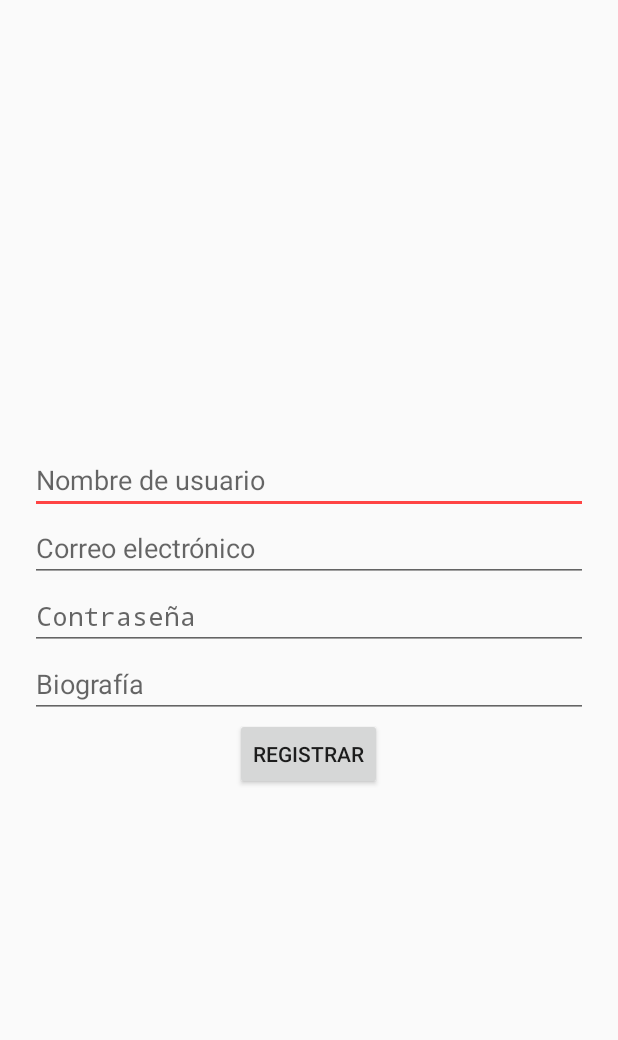
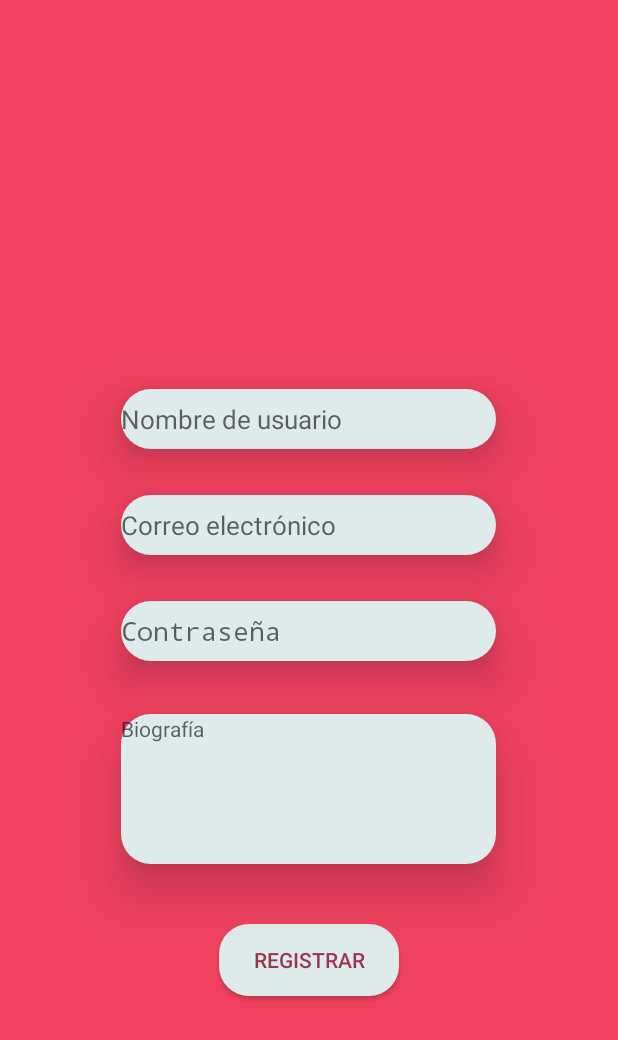
Before and after one commit to Luis-Daniel-Espinoza-Gonzales/Palabras_sabias, an Android app built with Jetpack Compose: the screen it shows after launch (RegisterActivity), after a tap on "REGISTRARSE", on a phone screen of 412 x 824 dp. Shown: the top 1040 px of the screen. Run offline under Robolectric (Android 15) with nearby library versions, the phone set to English and light mode, and no system bars; our stand-ins replace Volley; 1 statement that could not run was skipped.

Commit message:
intento de diseño

```diff
--- /dev/null
+++ b/Proyecto_android/app/src/main/res/drawable/elemnta.xml
@@ -0,0 +1,19 @@
+<?xml version="1.0" encoding="utf-8"?>
+<layer-list xmlns:android="http://schemas.android.com/apk/res/android">
+    <item>
+        <shape
+            android:shape="rectangle"
+            >
+
+            <corners android:radius="20dp"/>
+
+
+            <gradient
+                android:startColor="@color/whitespace"
+                android:endColor="@color/whitespace"
+                android:angle="100"
+                />
+        </shape>
+
+    </item>
+</layer-list>
--- /dev/null
+++ b/Proyecto_android/app/src/main/res/drawable/roundstyle.xml
@@ -0,0 +1,15 @@
+<?xml version="1.0" encoding="utf-8"?>
+
+<shape xmlns:android="http://schemas.android.com/apk/res/android"
+    android:shape="rectangle"
+    >
+
+    <corners android:radius="20dp"/>
+
+
+        <gradient
+            android:startColor="@color/whitespace"
+            android:endColor="@color/whitespace"
+            android:angle="100"
+            />
+</shape>
--- a/Proyecto_android/app/src/main/res/layout/activity_home.xml
+++ b/Proyecto_android/app/src/main/res/layout/activity_home.xml
@@ -28,7 +28,7 @@
             android:layout_height="wrap_content"
             android:orientation="vertical"
             android:padding="16dp"
-            android:background="@color/white"
+            android:background="@color/whitespace"
 
             android:layout_marginTop="10dp">
 
--- a/Proyecto_android/app/src/main/res/layout/activity_register.xml
+++ b/Proyecto_android/app/src/main/res/layout/activity_register.xml
@@ -3,39 +3,62 @@
     android:orientation="vertical"
     android:padding="20dp"
     android:gravity="center"
+    android:background="@color/colorone"
     android:layout_width="match_parent"
     android:layout_height="match_parent">
 
     <EditText
         android:id="@+id/inputUsername"
-        android:hint="Nombre de usuario"
-        android:layout_width="match_parent"
-        android:layout_height="wrap_content"/>
+        android:layout_width="250dp"
+        android:layout_marginTop="100dp"
+        android:layout_marginBottom="15dp"
+        android:layout_height="40dp"
+        android:background="@drawable/elemnta"
+        android:textSize="17sp"
+        android:elevation="20dp"
+        android:hint="Nombre de usuario" />
 
     <EditText
         android:id="@+id/inputEmail"
+        android:layout_width="250dp"
+        android:layout_margin="15dp"
+        android:layout_height="40dp"
+        android:textSize="17sp"
+        android:elevation="20dp"
+        android:background="@drawable/elemnta"
         android:hint="Correo electrónico"
-        android:inputType="textEmailAddress"
-        android:layout_width="match_parent"
-        android:layout_height="wrap_content"/>
+        android:inputType="textEmailAddress" />
 
     <EditText
         android:id="@+id/inputPassword"
+        android:layout_width="250dp"
+        android:layout_margin="15dp"
+        android:layout_height="40dp"
+        android:textSize="17sp"
+        android:elevation="20dp"
+        android:background="@drawable/elemnta"
         android:hint="Contraseña"
-        android:inputType="textPassword"
-        android:layout_width="match_parent"
-        android:layout_height="wrap_content"/>
+        android:inputType="textPassword" />
 
-    <EditText
+    <TextView
         android:id="@+id/inputBiography"
-        android:hint="Biografía"
-        android:layout_width="match_parent"
-        android:layout_height="wrap_content"/>
+        android:layout_width="250dp"
+        android:layout_margin="20dp"
+        android:layout_height="100dp"
+        android:gravity="start"
+        android:elevation="20dp"
+        android:background="@drawable/elemnta"
+        android:hint="Biografía" />
 
     <Button
         android:id="@+id/btnRegister"
+        android:textColor="@color/textcolor"
+        android:layout_width="120dp"
+        android:layout_height="wrap_content"
+        android:background="@drawable/roundstyle"
+        android:layout_marginTop="20dp"
         android:text="Registrar"
-        android:layout_width="wrap_content"
-        android:layout_height="wrap_content"/>
+        android:elevation="40dp"
+        />
 
 </LinearLayout>
--- a/Proyecto_android/app/src/main/res/values/colors.xml
+++ b/Proyecto_android/app/src/main/res/values/colors.xml
@@ -6,5 +6,10 @@
     <color name="teal_200">#FF03DAC5</color>
     <color name="teal_700">#FF018786</color>
     <color name="black">#FF000000</color>
-    <color name="white">#FFFFFFFF</color>
+    <color name="whitespace">#DFEAEB</color>
+    <color name="blendwhite">#FFE1E5</color>
+    <color name="colorone">#F04160</color>
+    <color name="colortwo">#FF8CC1</color>
+    <color name="textcolor">#993551</color>
+    <color name="colortre">#D9476C</color>
 </resources>
```
Also changed, not shown: Proyecto_android/app/src/main/res/drawable/border.xml (added, +23 -0 lines), Proyecto_android/app/src/main/res/drawable/event_list.xml (added, +19 -0 lines), Proyecto_android/app/src/main/res/drawable/gradient_fondo.xml (added, +14 -0 lines), Proyecto_android/app/src/main/res/layout/activity_eventos.xml (+12 -8 lines), Proyecto_android/app/src/main/res/layout/activity_login.xml (+55 -11 lines), Proyecto_android/app/src/main/res/layout/fragment_inicio.xml (+22 -4 lines), Proyecto_android/app/src/main/res/layout/navbar.xml (+33 -5 lines), Proyecto_android/app/src/main/res/values/styles.xml (added, +13 -0 lines), Proyecto_android/app/src/main/res/drawable/hometex.png (added), Proyecto_android/app/src/main/res/drawable/pblogonav.png (added).
